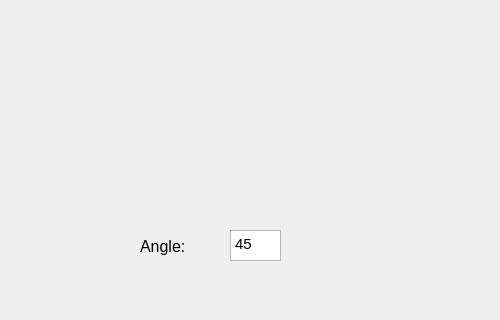
This is resource/rotational.ui in ToyotaResearchInstitute/gauges2 as Qt 5 draws it before an edit; both pictures show x 0 to 500 and y 230 to 550 of the 500 by 550 pixel window. The edited form follows.
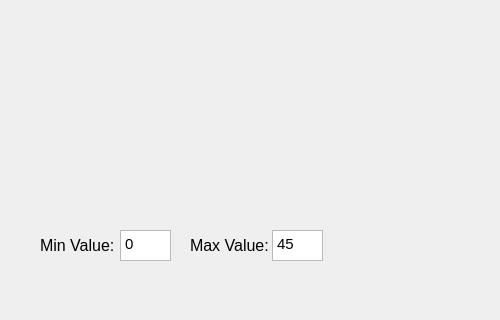
This is the edited form. Custom widgets are drawn as their Qt base class.

Commit message: Creating a base_widget class.

Patch:
```diff
--- a/resource/rotational.ui
+++ b/resource/rotational.ui
@@ -28,13 +28,51 @@
   <property name="windowTitle">
    <string>Rotational</string>
   </property>
+  <widget class="QLabel" name="min_value_label">
+   <property name="geometry">
+    <rect>
+     <x>40</x>
+     <y>460</y>
+     <width>81</width>
+     <height>31</height>
+    </rect>
+   </property>
+   <property name="font">
+    <font>
+     <pointsize>12</pointsize>
+    </font>
+   </property>
+   <property name="text">
+    <string>Min Value:</string>
+   </property>
+  </widget>
+  <widget class="QTextEdit" name="min_value">
+   <property name="geometry">
+    <rect>
+     <x>120</x>
+     <y>460</y>
+     <width>51</width>
+     <height>31</height>
+    </rect>
+   </property>
+   <property name="html">
+    <string>&lt;!DOCTYPE HTML PUBLIC &quot;-//W3C//DTD HTML 4.0//EN&quot; &quot;http://www.w3.org/TR/REC-html40/strict.dtd&quot;&gt;
+&lt;html&gt;&lt;head&gt;&lt;meta name=&quot;qrichtext&quot; content=&quot;1&quot; /&gt;&lt;style type=&quot;text/css&quot;&gt;
+p, li { white-space: pre-wrap; }
+&lt;/style&gt;&lt;/head&gt;&lt;body style=&quot; font-family:'Ubuntu'; font-size:11pt; font-weight:400; font-style:normal;&quot;&gt;
+&lt;p style=&quot; margin-top:0px; margin-bottom:0px; margin-left:0px; margin-right:0px; -qt-block-indent:0; text-indent:0px;&quot;&gt;0&lt;/p&gt;&lt;/body&gt;&lt;/html&gt;</string>
+   </property>
+   <property name="placeholderText">
+    <string/>
+   </property>
+  </widget>
   <widget class="QTextEdit" name="max_value">
    <property name="enabled">
     <bool>true</bool>
    </property>
    <property name="geometry">
     <rect>
-     <x>230</x>
+     <x>272</x>
      <y>460</y>
      <width>51</width>
      <height>31</height>
@@ -60,6 +98,24 @@
     <string/>
    </property>
   </widget>
+  <widget class="QLabel" name="max_value_label">
+   <property name="geometry">
+    <rect>
+     <x>190</x>
+     <y>460</y>
+     <width>81</width>
+     <height>31</height>
+    </rect>
+   </property>
+   <property name="font">
+    <font>
+     <pointsize>12</pointsize>
+    </font>
+   </property>
+   <property name="text">
+    <string>Max Value:</string>
+   </property>
+  </widget>
   <widget class="QPushButton" name="subscribe_button">
    <property name="geometry">
     <rect>
@@ -91,24 +147,6 @@
     <string>Topic:</string>
    </property>
   </widget>
-  <widget class="QLabel" name="max_value_label">
-   <property name="geometry">
-    <rect>
-     <x>140</x>
-     <y>466</y>
-     <width>81</width>
-     <height>21</height>
-    </rect>
-   </property>
-   <property name="font">
-    <font>
-     <pointsize>12</pointsize>
-    </font>
-   </property>
-   <property name="text">
-    <string>Angle:</string>
-   </property>
-  </widget>
   <widget class="TopicQLineEdit" name="topic_to_subscribe">
    <property name="geometry">
     <rect>
```
Left out of the diff: 2 changed lines with no effect on the pictures. The commit also changes 6 other files.
